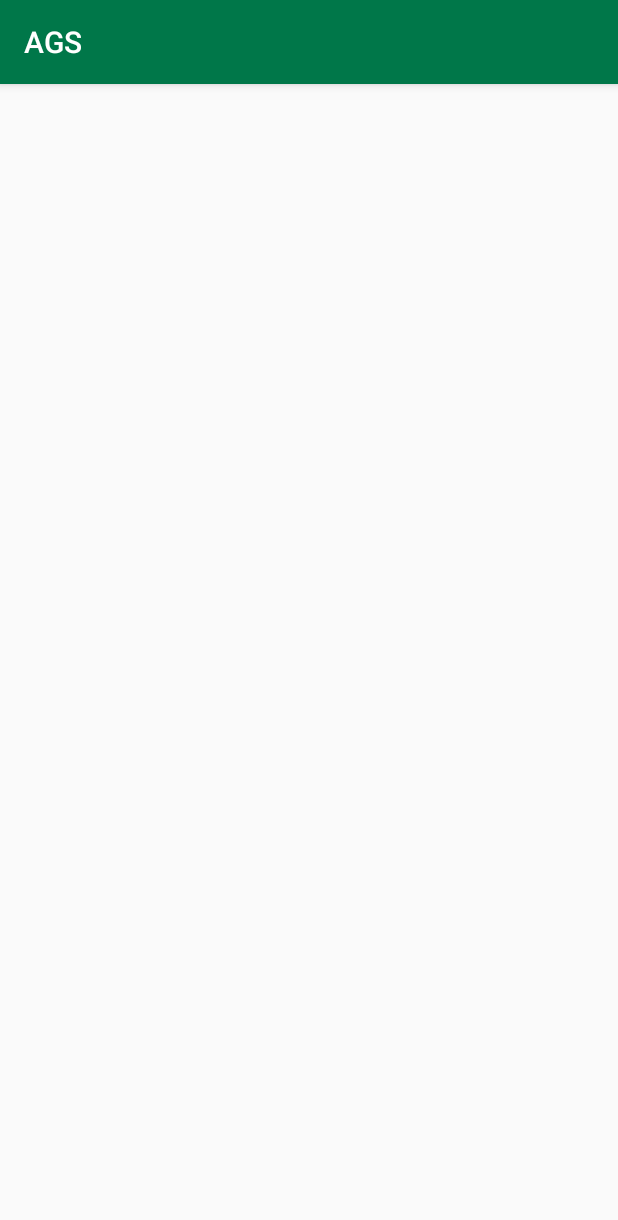
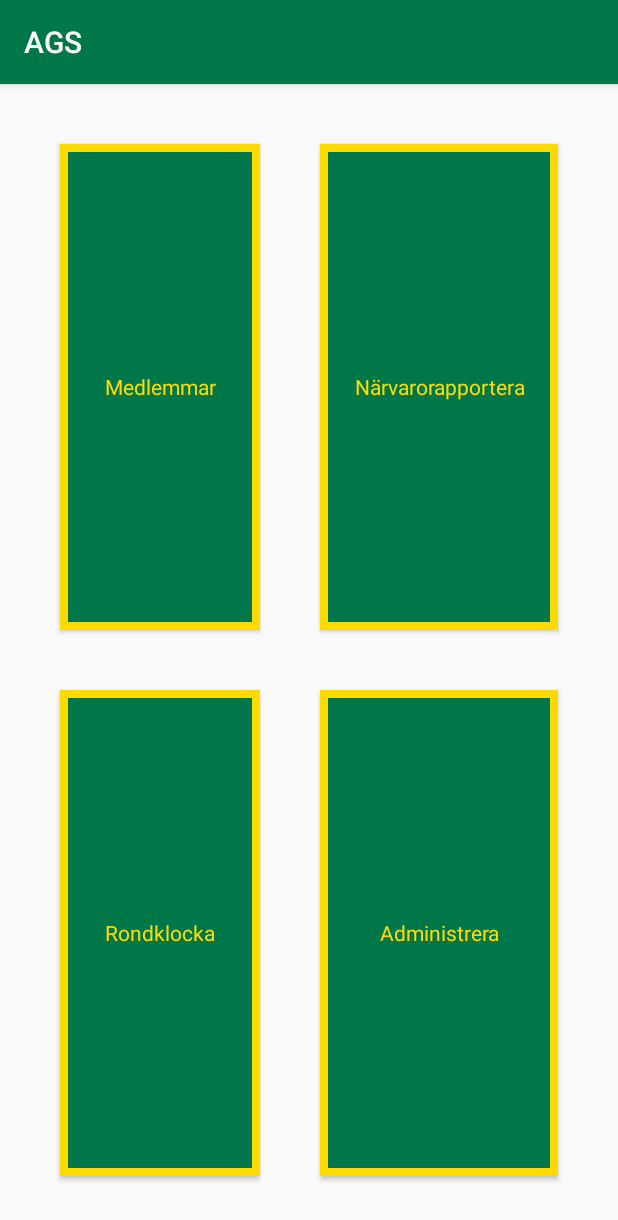
Before and after one commit to sjpet/ags, an Android app: the MainActivity screen opened directly, with no data from a screen before it, on a phone screen of 412 x 824 dp. Shown: the top 1220 px of the screen. Run offline under Robolectric (Android 15) with nearby library versions, the phone set to English and light mode, and no system bars.

Commit message:
some buttons

```diff
--- a/app/build.gradle
+++ b/app/build.gradle
@@ -1,4 +1,5 @@
 apply plugin: 'com.android.application'
+apply plugin: 'kotlin-android'
 
 android {
     compileSdkVersion 23
@@ -27,4 +28,8 @@ dependencies {
     compile 'com.android.support:appcompat-v7:23.4.0'
     compile 'com.android.support.constraint:constraint-layout:1.0.2'
     testCompile 'junit:junit:4.12'
+    compile "org.jetbrains.kotlin:kotlin-stdlib-jre7:$kotlin_version"
 }
+repositories {
+    mavenCentral()
+}
--- a/app/src/main/AndroidManifest.xml
+++ b/app/src/main/AndroidManifest.xml
@@ -8,7 +8,8 @@
         android:label="@string/app_name"
         android:supportsRtl="true"
         android:theme="@style/AppTheme">
-        <activity android:name=".MainActivity"></activity>
+        <activity android:name=".MainActivity" />
+        <activity android:name=".AdminMainActivity"></activity>
     </application>
 
 </manifest>
--- /dev/null
+++ b/app/src/main/java/se/agslulea/app/AdminMainActivity.java
@@ -0,0 +1,13 @@
+package se.agslulea.app;
+
+import android.support.v7.app.AppCompatActivity;
+import android.os.Bundle;
+
+public class AdminMainActivity extends AppCompatActivity {
+
+    @Override
+    protected void onCreate(Bundle savedInstanceState) {
+        super.onCreate(savedInstanceState);
+        setContentView(R.layout.activity_admin_main);
+    }
+}
--- /dev/null
+++ b/app/src/main/res/drawable/button_bg.xml
@@ -0,0 +1,6 @@
+<?xml version="1.0" encoding="utf-8"?>
+<shape xmlns:android="http://schemas.android.com/apk/res/android"
+    android:shape="rectangle">
+    <solid android:color="@color/colorPrimary" />
+    <stroke android:width="5dp" android:color="@color/colorAccent" />
+</shape>
--- /dev/null
+++ b/app/src/main/res/layout/activity_admin_main.xml
@@ -0,0 +1,9 @@
+<?xml version="1.0" encoding="utf-8"?>
+<android.support.constraint.ConstraintLayout xmlns:android="http://schemas.android.com/apk/res/android"
+    xmlns:app="http://schemas.android.com/apk/res-auto"
+    xmlns:tools="http://schemas.android.com/tools"
+    android:layout_width="match_parent"
+    android:layout_height="match_parent"
+    tools:context="se.agslulea.app.AdminMainActivity">
+
+</android.support.constraint.ConstraintLayout>
--- a/app/src/main/res/layout/activity_main.xml
+++ b/app/src/main/res/layout/activity_main.xml
@@ -1,9 +1,63 @@
 <?xml version="1.0" encoding="utf-8"?>
-<android.support.constraint.ConstraintLayout xmlns:android="http://schemas.android.com/apk/res/android"
-    xmlns:app="http://schemas.android.com/apk/res-auto"
-    xmlns:tools="http://schemas.android.com/tools"
+<LinearLayout
+    xmlns:android="http://schemas.android.com/apk/res/android"
+    android:orientation="horizontal"
     android:layout_width="match_parent"
     android:layout_height="match_parent"
-    tools:context="se.agslulea.app.MainActivity">
+    android:padding="@dimen/margin">
 
-</android.support.constraint.ConstraintLayout>
+    <LinearLayout
+        xmlns:android="http://schemas.android.com/apk/res/android"
+        android:orientation="vertical"
+        android:layout_width="wrap_content"
+        android:layout_height="match_parent"
+        android:layout_weight="1">
+
+        <Button
+            android:id="@+id/members_button"
+            style="@style/ButtonStyle"
+            android:layout_width="match_parent"
+            android:layout_height="wrap_content"
+            android:layout_weight="1"
+            android:layout_margin="@dimen/margin"
+            android:text="Medlemmar" />
+
+        <Button
+            android:id="@+id/clock_button"
+            style="@style/ButtonStyle"
+            android:layout_width="match_parent"
+            android:layout_height="wrap_content"
+            android:layout_weight="1"
+            android:layout_margin="@dimen/margin"
+            android:text="Rondklocka" />
+
+    </LinearLayout>
+
+    <LinearLayout
+        xmlns:android="http://schemas.android.com/apk/res/android"
+        android:orientation="vertical"
+        android:layout_width="wrap_content"
+        android:layout_height="match_parent"
+        android:layout_weight="1">
+
+        <Button
+            android:id="@+id/activity_button"
+            style="@style/ButtonStyle"
+            android:layout_width="match_parent"
+            android:layout_height="wrap_content"
+            android:layout_weight="1"
+            android:layout_margin="@dimen/margin"
+            android:text="Närvarorapportera" />
+
+        <Button
+            android:id="@+id/admin_button"
+            style="@style/ButtonStyle"
+            android:layout_width="match_parent"
+            android:layout_height="wrap_content"
+            android:layout_weight="1"
+            android:layout_margin="@dimen/margin"
+            android:text="Administrera" />
+
+    </LinearLayout>
+
+</LinearLayout>
--- /dev/null
+++ b/app/src/main/res/values/dimens.xml
@@ -0,0 +1,4 @@
+<?xml version="1.0" encoding="utf-8"?>
+<resources>
+    <dimen name="margin">20dp</dimen>
+</resources>
--- a/app/src/main/res/values/styles.xml
+++ b/app/src/main/res/values/styles.xml
@@ -8,4 +8,9 @@
         <item name="colorAccent">@color/colorAccent</item>
     </style>
 
+    <style name="ButtonStyle" parent="@android:style/Widget.Button">
+        <item name="android:textColor">@color/colorAccent</item>
+        <item name="android:background">@drawable/button_bg</item>
+    </style>
+
 </resources>
--- a/build.gradle
+++ b/build.gradle
@@ -1,11 +1,13 @@
 // Top-level build file where you can add configuration options common to all sub-projects/modules.
 
 buildscript {
+    ext.kotlin_version = '1.1.4-3'
     repositories {
         jcenter()
     }
     dependencies {
         classpath 'com.android.tools.build:gradle:2.3.0'
+        classpath "org.jetbrains.kotlin:kotlin-gradle-plugin:$kotlin_version"
 
         // NOTE: Do not place your application dependencies here; they belong
         // in the individual module build.gradle files
```
